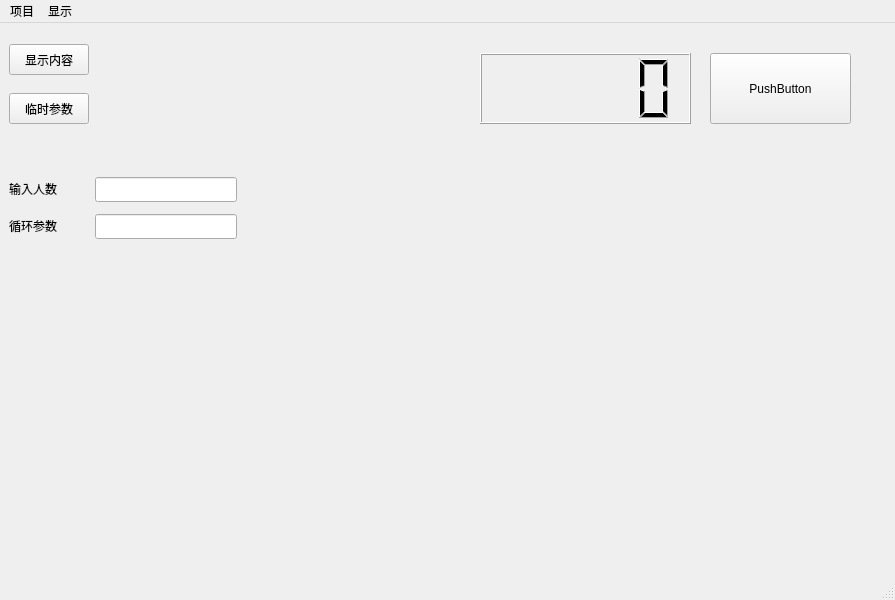
luzhaozhang2276/Josephus, file mainwindow.ui: the form before one commit.
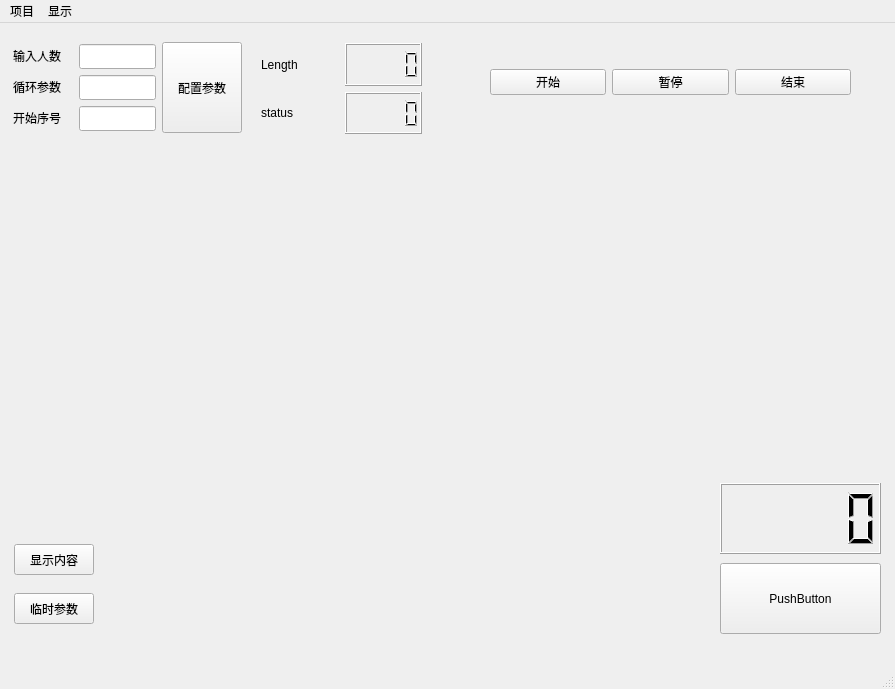
The form after the commit.

Diff of the .ui file:
```diff
--- a/mainwindow.ui
+++ b/mainwindow.ui
@@ -7,7 +7,7 @@
     <x>0</x>
     <y>0</y>
     <width>895</width>
-    <height>600</height>
+    <height>689</height>
    </rect>
   </property>
   <property name="windowTitle">
@@ -17,8 +17,8 @@
    <widget class="QPushButton" name="pushButton">
     <property name="geometry">
      <rect>
-      <x>9</x>
-      <y>21</y>
+      <x>14</x>
+      <y>521</y>
       <width>80</width>
       <height>31</height>
      </rect>
@@ -36,10 +36,10 @@
    <widget class="QLabel" name="label">
     <property name="geometry">
      <rect>
-      <x>95</x>
-      <y>21</y>
-      <width>16</width>
-      <height>17</height>
+      <x>100</x>
+      <y>521</y>
+      <width>271</width>
+      <height>31</height>
      </rect>
     </property>
     <property name="text">
@@ -49,8 +49,8 @@
    <widget class="QPushButton" name="pushButton_2">
     <property name="geometry">
      <rect>
-      <x>9</x>
-      <y>70</y>
+      <x>14</x>
+      <y>570</y>
       <width>80</width>
       <height>31</height>
      </rect>
@@ -62,10 +62,10 @@
    <widget class="QLabel" name="label_2">
     <property name="geometry">
      <rect>
-      <x>95</x>
-      <y>70</y>
-      <width>16</width>
-      <height>17</height>
+      <x>100</x>
+      <y>570</y>
+      <width>271</width>
+      <height>31</height>
      </rect>
     </property>
     <property name="text">
@@ -75,21 +75,8 @@
    <widget class="QLabel" name="label_3">
     <property name="geometry">
      <rect>
-      <x>95</x>
-      <y>131</y>
-      <width>16</width>
-      <height>17</height>
-     </rect>
-    </property>
-    <property name="text">
-     <string/>
-    </property>
-   </widget>
-   <widget class="QLabel" name="label_4">
-    <property name="geometry">
-     <rect>
-      <x>9</x>
-      <y>154</y>
+      <x>13</x>
+      <y>21</y>
       <width>60</width>
       <height>23</height>
      </rect>
@@ -101,9 +88,9 @@
    <widget class="QLineEdit" name="lineEdit">
     <property name="geometry">
      <rect>
-      <x>95</x>
-      <y>154</y>
-      <width>142</width>
+      <x>79</x>
+      <y>21</y>
+      <width>77</width>
       <height>25</height>
      </rect>
     </property>
@@ -111,8 +98,8 @@
    <widget class="QLabel" name="label_5">
     <property name="geometry">
      <rect>
-      <x>9</x>
-      <y>191</y>
+      <x>13</x>
+      <y>52</y>
       <width>60</width>
       <height>23</height>
      </rect>
@@ -124,9 +111,9 @@
    <widget class="QLineEdit" name="lineEdit_2">
     <property name="geometry">
      <rect>
-      <x>95</x>
-      <y>191</y>
-      <width>142</width>
+      <x>79</x>
+      <y>52</y>
+      <width>77</width>
       <height>25</height>
      </rect>
     </property>
@@ -134,9 +121,9 @@
    <widget class="QPushButton" name="pushButton_3">
     <property name="geometry">
      <rect>
-      <x>710</x>
-      <y>30</y>
-      <width>141</width>
+      <x>720</x>
+      <y>540</y>
+      <width>161</width>
       <height>71</height>
      </rect>
     </property>
@@ -147,13 +134,114 @@
    <widget class="QLCDNumber" name="lcdNumber">
     <property name="geometry">
      <rect>
-      <x>480</x>
-      <y>30</y>
-      <width>211</width>
+      <x>720</x>
+      <y>460</y>
+      <width>161</width>
       <height>71</height>
      </rect>
     </property>
    </widget>
+   <widget class="QLabel" name="label_start_value">
+    <property name="geometry">
+     <rect>
+      <x>13</x>
+      <y>83</y>
+      <width>60</width>
+      <height>23</height>
+     </rect>
+    </property>
+    <property name="text">
+     <string>开始序号</string>
+    </property>
+   </widget>
+   <widget class="QLineEdit" name="lineEdit_start_value">
+    <property name="geometry">
+     <rect>
+      <x>79</x>
+      <y>83</y>
+      <width>77</width>
+      <height>25</height>
+     </rect>
+    </property>
+   </widget>
+   <widget class="QWidget" name="layoutWidget">
+    <property name="geometry">
+     <rect>
+      <x>261</x>
+      <y>20</y>
+      <width>161</width>
+      <height>91</height>
+     </rect>
+    </property>
+    <layout class="QGridLayout" name="gridLayout">
+     <item row="0" column="0">
+      <widget class="QLabel" name="label_length">
+       <property name="text">
+        <string>Length</string>
+       </property>
+      </widget>
+     </item>
+     <item row="0" column="1">
+      <widget class="QLCDNumber" name="lcdNumber_length"/>
+     </item>
+     <item row="1" column="0">
+      <widget class="QLabel" name="label_status">
+       <property name="text">
+        <string>status</string>
+       </property>
+      </widget>
+     </item>
+     <item row="1" column="1">
+      <widget class="QLCDNumber" name="lcdNumber_status"/>
+     </item>
+    </layout>
+   </widget>
+   <widget class="QWidget" name="layoutWidget">
+    <property name="geometry">
+     <rect>
+      <x>490</x>
+      <y>9</y>
+      <width>361</width>
+      <height>101</height>
+     </rect>
+    </property>
+    <layout class="QHBoxLayout" name="horizontalLayout">
+     <item>
+      <widget class="QPushButton" name="pushButton_start">
+       <property name="text">
+        <string>开始</string>
+       </property>
+      </widget>
+     </item>
+     <item>
+      <widget class="QPushButton" name="pushButton_pause">
+       <property name="text">
+        <string>暂停</string>
+       </property>
+      </widget>
+     </item>
+     <item>
+      <widget class="QPushButton" name="pushButton_quit">
+       <property name="text">
+        <string>结束</string>
+       </property>
+      </widget>
+     </item>
+    </layout>
+   </widget>
+   <widget class="QPushButton" name="pushButton_configuration">
+    <property name="geometry">
+     <rect>
+      <x>162</x>
+      <y>19</y>
+      <width>80</width>
+      <height>91</height>
+     </rect>
+    </property>
+    <property name="text">
+     <string>配置参数</string>
+    </property>
+   </widget>
   </widget>
   <widget class="QStatusBar" name="statusbar"/>
   <widget class="QMenuBar" name="menubar">
```
Left out of the diff: 8 changed lines with no effect on the pictures.
